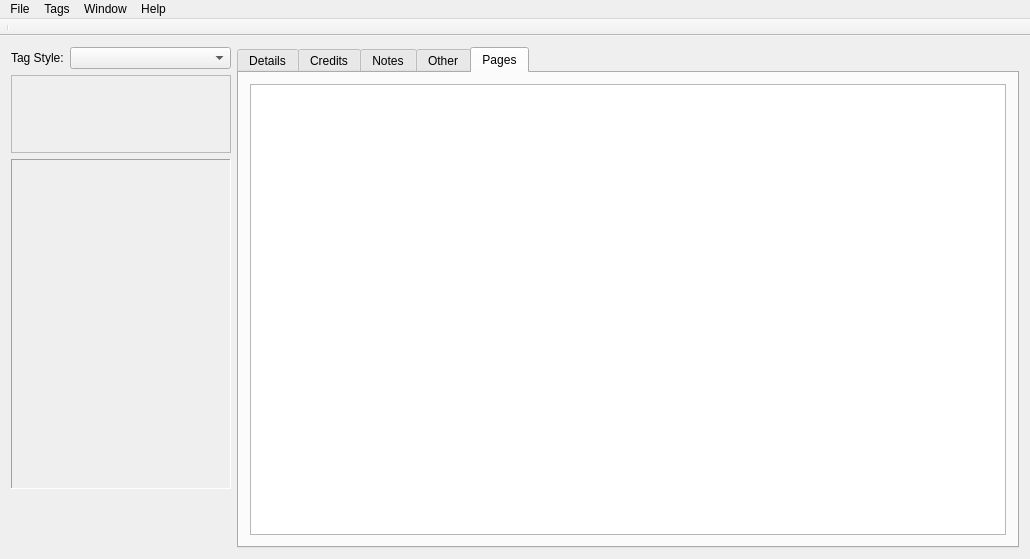
First picture: the form in taggerwindow.ui, repository comictagger/comictagger, before the edit.
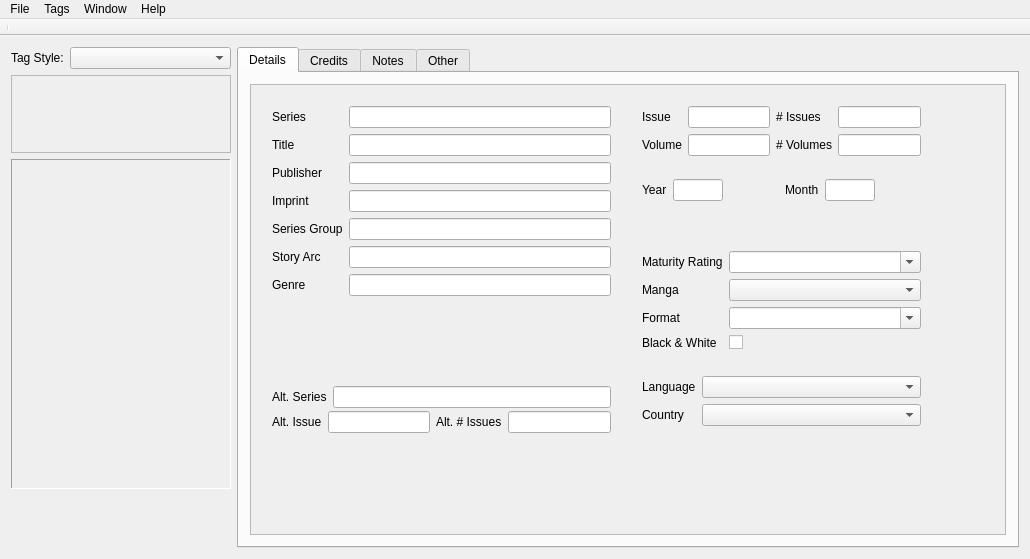
Second picture: the form after the edit. The open tabs and pages were chosen to show the change.

Commit message: Removed the pages tab (for now)

Diff of the .ui file:
```diff
--- a/taggerwindow.ui
+++ b/taggerwindow.ui
@@ -233,6 +233,9 @@
         </property>
         <item>
          <widget class="QTabWidget" name="tabWidget">
+          <property name="enabled">
+           <bool>true</bool>
+          </property>
           <property name="currentIndex">
            <number>0</number>
           </property>
@@ -367,7 +370,7 @@
                 </property>
                 <layout class="QVBoxLayout" name="verticalLayout_6">
                  <property name="spacing">
-                  <number>-1</number>
+                  <number>6</number>
                  </property>
                  <property name="bottomMargin">
                   <number>3</number>
@@ -500,7 +503,7 @@
                     <enum>QFormLayout::AllNonFixedFieldsGrow</enum>
                    </property>
                    <property name="verticalSpacing">
-                    <number>-1</number>
+                    <number>6</number>
                    </property>
                    <item row="0" column="0">
                     <widget class="QLabel" name="label_18">
@@ -996,44 +999,6 @@
             </item>
            </layout>
           </widget>
-          <widget class="QWidget" name="tab_5">
-           <attribute name="title">
-            <string>Pages</string>
-           </attribute>
-           <layout class="QGridLayout" name="gridLayout_6">
-            <item row="0" column="0">
-             <widget class="QListView" name="listView">
-              <property name="dragEnabled">
-               <bool>true</bool>
-              </property>
-              <property name="dragDropMode">
-               <enum>QAbstractItemView::InternalMove</enum>
-              </property>
-              <property name="defaultDropAction">
-               <enum>Qt::MoveAction</enum>
-              </property>
-              <property name="movement">
-               <enum>QListView::Snap</enum>
-              </property>
-              <property name="resizeMode">
-               <enum>QListView::Adjust</enum>
-              </property>
-              <property name="gridSize">
-               <size>
-                <width>100</width>
-                <height>170</height>
-               </size>
-              </property>
-              <property name="viewMode">
-               <enum>QListView::IconMode</enum>
-              </property>
-              <property name="selectionRectVisible">
-               <bool>true</bool>
-              </property>
-             </widget>
-            </item>
-           </layout>
-          </widget>
          </widget>
         </item>
        </layout>
```
Left out of the diff: 2 changed lines with no effect on the pictures. The commit also changes 2 other files.
